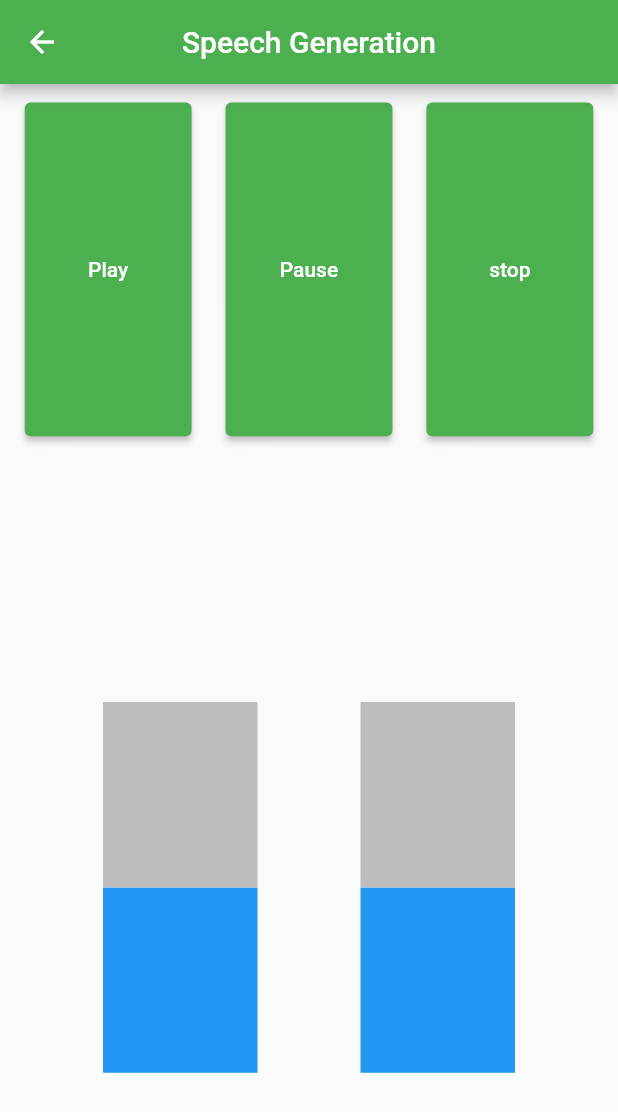
After one commit to sujiv1204/design-project-ocr, a Flutter app: the screen it shows after launch, after a tap on "Repeat", on a phone screen of 412 x 824 dp. The commit adds this screen. Shown: the top 1112 px of the screen. Run offline on Flutter 3.47's test engine with Material 2 defaults, Android fonts, the phone set to English and light mode, and no system bars; our stand-ins replace flutter_tts, image_picker; missing offline and left inert: flutter_vibrate, google_mlkit_text_recognition, tflite.

Commit message:
Integrated camera and speech pages

```diff
--- a/ocr_speech/lib/main.dart
+++ b/ocr_speech/lib/main.dart
@@ -7,6 +7,9 @@ import 'package:image_picker/image_picker.dart';
 import 'package:flutter_tts/flutter_tts.dart';
 import 'package:tflite/tflite.dart';
 import 'package:flutter/services.dart';
+// import 'package:simple_edge_detection/edge_detection.dart';
+// import 'package:ocr_speech/';
+import 'package:ocr_speech/pages/speech_page.dart';
 
 void main() {
   runApp(const MyApp());
@@ -23,7 +26,11 @@ class MyApp extends StatelessWidget {
       theme: ThemeData(
         primarySwatch: Colors.green,
       ),
-      home: const MyHomePage(),
+      //   home: const MyHomePage(),
+      routes: {
+        '/': (context) => const MyHomePage(),
+        '/speech': (context) => const SpeechPage(),
+      },
     );
   }
 }
@@ -151,19 +158,21 @@ class _MyHomePageState extends State<MyHomePage> with TickerProviderStateMixin {
                           ),
                           onPressed: () async {
                             //your custom configuration
-                            await ftts.setLanguage("en-US");
-                            await ftts.setSpeechRate(0.5); //speed of speech
-                            await ftts.setVolume(1.0); //volume of speech
-                            await ftts.setPitch(1); //pitc of sound
+                            // await ftts.setLanguage("en-US");
+                            // await ftts.setSpeechRate(0.5); //speed of speech
+                            // await ftts.setVolume(1.0); //volume of speech
+                            // await ftts.setPitch(1); //pitc of sound
 
-                            //play text to sp
-                            var result = await ftts
-                                .speak("Hello World, this is Flutter Campus.");
-                            if (result == 1) {
-                              //speaking
-                            } else {
-                              //not speaking
-                            }
+                            // //play text to sp
+                            // var result = await ftts
+                            //     .speak("Hello World, this is Flutter Campus.");
+                            // if (result == 1) {
+                            //   //speaking
+                            // } else {
+                            //   //not speaking
+                            // }
+                            Navigator.pushNamed(context, '/speech',
+                                arguments: {"text": scannedText});
                           },
                           child: Container(
                             margin: const EdgeInsets.symmetric(
@@ -172,11 +181,11 @@ class _MyHomePageState extends State<MyHomePage> with TickerProviderStateMixin {
                               mainAxisSize: MainAxisSize.min,
                               children: [
                                 Icon(
-                                  Icons.camera_alt,
+                                  Icons.repeat,
                                   size: 30,
                                 ),
                                 Text(
-                                  "Camera",
+                                  "Repeat",
                                   style: TextStyle(
                                       fontSize: 13, color: Colors.grey[600]),
                                 )
@@ -204,6 +213,9 @@ class _MyHomePageState extends State<MyHomePage> with TickerProviderStateMixin {
   void getImage(ImageSource source) async {
     try {
       final pickedImage = await ImagePicker().pickImage(source: source);
+      // final filePath = pickedImage?.path;
+      // EdgeDetectionResult result = await EdgeDetector().detectEdges(filePath);
+      // print(result);
       if (pickedImage != null) {
         textScanning = true;
         imageFile = pickedImage;
@@ -298,7 +310,14 @@ class _MyHomePageState extends State<MyHomePage> with TickerProviderStateMixin {
       }
     }
     textScanning = false;
-    getSpeech(scannedText);
+    // getSpeech(scannedText);
+    if (scannedText == "") {
+      getSpeech("No text found. Please take picture again");
+    } else {
+      if (!mounted) return;
+      Navigator.pushNamed(context, '/speech', arguments: {"text": scannedText});
+    }
+
     setState(() {});
   }
 
@@ -333,3 +352,78 @@ class _MyHomePageState extends State<MyHomePage> with TickerProviderStateMixin {
     });
   }
 }
+// import 'package:flutter/material.dart';
+// import 'package:flutter_svg/flutter_svg.dart';
+
+// void main() {
+//   runApp(const MyApp());
+// }
+
+// class MyApp extends StatelessWidget {
+//   const MyApp({Key? key}) : super(key: key);
+
+//   // This widget is the root of your application.
+//   @override
+//   Widget build(BuildContext context) {
+//     return MaterialApp(
+//       debugShowCheckedModeBanner: false,
+//       theme: ThemeData(
+//         primarySwatch: Colors.green,
+//       ),
+//       home:  Component1Widget(),
+//     );
+//   }
+// }
+
+// class Component1Widget extends StatefulWidget {
+//   @override
+//   _Component1WidgetState createState() => _Component1WidgetState();
+// }
+
+// class _Component1WidgetState extends State<Component1Widget> {
+//   @override
+//   Widget build(BuildContext context) {
+//     // Figma Flutter Generator Component1Widget - COMPONENT
+
+//     // var SvgPicture;
+//     return Container(
+//         width: 168,
+//         height: 341,
+//         child: Stack(children: <Widget>[
+//           Positioned(
+//               top: 0,
+//               left: 0,
+//               child: Container(
+//                   width: 168,
+//                   height: 341,
+//                   decoration: BoxDecoration(
+//                     color: Color.fromRGBO(247, 253, 255, 1),
+//                   ))),
+//           Positioned(
+//               top: 85,
+//               left: 14,
+//               child: SvgPicture.asset(
+//                 'assets/rectangle6.svg',
+//                 semanticsLabel: 'rectangle6',
+//               )),
+//           Positioned(
+//               top: 19,
+//               left: 14,
+//               child: Container(
+//                   width: 137,
+//                   height: 26,
+//                   decoration: BoxDecoration(
+//                     color: Color.fromRGBO(217, 217, 217, 1),
+//                   ))),
+//           Positioned(
+//               top: 329,
+//               left: 0,
+//               child: Container(
+//                   width: 168,
+//                   height: 12,
+//                   decoration: BoxDecoration(
+//                     color: Color.fromRGBO(0, 0, 0, 1),
+//                   ))),
+//         ]));
+//   }
+// }
--- /dev/null
+++ b/ocr_speech/lib/pages/responsive.dart
@@ -0,0 +1,33 @@
+// ignore_for_file: non_constant_identifier_names, duplicate_ignore
+
+import 'package:flutter/widgets.dart';
+
+// ignore: duplicate_ignore
+class Responsive{
+  late MediaQueryData data;
+  // ignore: non_constant_identifier_names
+  double ScreenWidth = 0;
+  double ScreenHeight = 0;
+  double BlockWidth = 0;
+  double BlockHeight = 0;
+
+  double SafeAreawidth = 0;
+  double SafeAreaHeight = 0;
+
+  double SafeBlockWidth = 0;
+  double SafeBlockHeight = 0;
+
+  Responsive(BuildContext context){
+    data = MediaQuery.of(context);
+    ScreenWidth = data.size.width;
+    ScreenHeight = data.size.height;
+    BlockHeight = ScreenHeight / 100;
+    BlockWidth = ScreenWidth / 100;
+
+    SafeAreaHeight = data.padding.top + data.padding.bottom;
+    SafeAreawidth = data.padding.left + data.padding.right;
+
+    SafeBlockHeight = (ScreenHeight - SafeAreaHeight) / 100;
+    SafeBlockWidth  = (ScreenWidth - SafeAreawidth)/100;
+  }
+}
--- /dev/null
+++ b/ocr_speech/lib/pages/speech.dart
@@ -0,0 +1,100 @@
+// ignore_for_file: unused_element
+
+import 'package:flutter_tts/flutter_tts.dart';
+import 'package:flutter/material.dart';
+
+enum TtsState {
+  play,
+  stop,
+  pause,
+  continued
+} // enum cannot be declared inside a class
+
+class SpeechState {
+  String? input_text;
+
+  double volume = 1.5;
+  double rate = 0.5;
+  double pitch = 1.0;
+  TtsState state = TtsState.stop;
+
+  late FlutterTts Tts; //creatung the FlutterTts() object
+
+  SpeechState() {
+    Tts = FlutterTts();
+    //Handlers are used to change the state of the tts class
+    Tts.setStartHandler(() {
+      print("Playing");
+      state = TtsState.play;
+    });
+
+    Tts.setCompletionHandler(() {
+      print('Completed');
+      state = TtsState.stop;
+    });
+
+    Tts.setCancelHandler(() {
+      print("Stop");
+      state = TtsState.stop;
+    });
+
+    Tts.setPauseHandler(() {
+      print("Pause");
+      state = TtsState.pause;
+    });
+  }
+
+  Feed_data(String data) {
+    this.input_text = data;
+  }
+
+  //Function to speak out text in input_text
+  Future speak() async {
+    //print('Hi');
+    await Tts.setVolume(volume);
+    await Tts.setPitch(pitch);
+    await Tts.setSpeechRate(rate);
+
+    //check for input text and read it out
+    if (input_text != null) {
+      if (input_text!.isNotEmpty) {
+        await Tts.speak(input_text!);
+      } else {
+        await Tts.speak("No text present in Input Text");
+      }
+    } else {
+      await Tts.speak('Input text is Null');
+    }
+  }
+
+  Future pause() async {
+    var result = await Tts.pause();
+    if (result == 1) {
+      state = TtsState.pause;
+    }
+  }
+
+  Future stop() async {
+    var result = await Tts.stop();
+    if (result == 1) {
+      state = TtsState.stop;
+    }
+  }
+
+  set_pitch(value) async {
+    var result = await Tts.setPitch(value);
+    if (result == 1) {
+      print('in pitch');
+      this.pitch = value;
+    }
+  }
+
+  set_rate(value) async {
+    this.rate = value;
+    await Tts.setSpeechRate(value);
+  }
+
+  download() {
+    Tts.synthesizeToFile(input_text!, 'audio');
+  }
+}
--- /dev/null
+++ b/ocr_speech/lib/pages/speech_page.dart
@@ -0,0 +1,277 @@
+// ignore_for_file: prefer_const_constructors, sized_box_for_whitespace, non_constant_identifier_names
+import 'dart:async';
+import 'package:flutter/material.dart';
+import 'package:ocr_speech/pages/responsive.dart';
+import 'package:flutter_vibrate/flutter_vibrate.dart';
+import 'package:flutter_tts/flutter_tts.dart';
+//import 'package:speech/speech.dart';
+
+enum TtsState { play, stop, pause, completed }
+
+Iterable<Duration> Pauses = [
+  Duration(milliseconds: 100),
+  Duration(milliseconds: 500),
+  Duration(milliseconds: 700),
+];
+// Iterable<Duration> Plays = [];
+// Iterable<Duration> Stops = [];
+
+void main() => runApp(const MaterialApp(
+      home: SpeechPage(),
+    ));
+
+class SpeechPage extends StatefulWidget {
+  // const SpeechPage({super.key});
+  // final String? text;
+  const SpeechPage({Key? key}) : super(key: key);
+  @override
+  State<SpeechPage> createState() => _SpeechPageState();
+}
+// class ScreenArguments {
+//   final String text;
+//   // final String message;
+
+//   ScreenArguments(this.text);
+// }
+
+class _SpeechPageState extends State<SpeechPage> {
+  late FlutterTts Tts;
+
+  String? input_text;
+  String? recognisedText;
+
+  double volume = 1.5;
+  double rate = 0.5;
+  double pitch = 1.0;
+  TtsState state = TtsState.stop;
+  late Responsive responsive;
+
+  bool _canVibrate = true;
+
+  @override
+  void initState() {
+    super.initState();
+
+    // init_Tts();
+    // init_vibrate();
+  }
+
+  @override
+  void didChangeDependencies() {
+    super.didChangeDependencies();
+    // put your logic from initState here
+    final args = (ModalRoute.of(context)?.settings.arguments ??
+        <String, dynamic>{}) as Map;
+    recognisedText = args['text'];
+    // print(recognisedText);
+    init_Tts();
+    init_vibrate();
+  }
+
+  Feed_data() {
+    // input_text =
+    //     "It all started with a random letter. Several of those were joined forces to create a random word. The words decided to get together and form a random sentence. They decided not to stop there and it wasn't long before a random paragraph had been cobbled together. The question was whether or not they could continue the momentum long enough to create a random short story.";
+
+    print("Begin of text test");
+    input_text = recognisedText;
+    print(input_text);
+  }
+
+  init_vibrate() async {
+    bool canvibrate = await Vibrate.canVibrate;
+    setState(() {
+      _canVibrate = canvibrate;
+      _canVibrate
+          ? print('Device can vibrate')
+          : print('device cannot vibrate');
+    });
+  }
+
+  init_Tts() {
+    Tts = FlutterTts();
+    Tts.setStartHandler(() {
+      print("Playing");
+      setState() {
+        state = TtsState.play;
+      }
+    });
+
+    Tts.setCompletionHandler(() {
+      print('Completed');
+      setState(() {
+        state = TtsState.completed;
+      });
+    });
+
+    Tts.setCancelHandler(() {
+      print("Stop");
+      setState(() {
+        state = TtsState.stop;
+      });
+    });
+
+    Tts.setPauseHandler(() {
+      print("Pause");
+      setState(() {
+        state = TtsState.pause;
+      });
+    });
+
+    Feed_data();
+  }
+
+  Future Speak() async {
+    print('In speak');
+    await Tts.setVolume(volume);
+    await Tts.setPitch(pitch);
+    await Tts.setSpeechRate(rate);
+
+    await setAwaitOptions();
+
+    if (input_text != null) {
+      if (input_text!.isNotEmpty) {
+        //await Future.delayed(Duration(seconds: 10));
+        print('after delay');
+        setState(() {
+          state = TtsState.play;
+        });
+        await Tts.speak(input_text!);
+      }
+    }
+    print('Speak over');
+  }
+
+  Future setAwaitOptions() async {
+    await Tts.awaitSpeakCompletion(true);
+  }
+
+  Future pause() async {
+    var res = await Tts.pause();
+    print(res);
+    if (res == 1) {
+      setState(() {
+        state = TtsState.pause;
+      });
+    }
+  }
+
+  Future stop() async {
+    var res = await Tts.stop();
+    print(res);
+    if (res == 1) {
+      setState(() {
+        state = TtsState.stop;
+      });
+    }
+  }
+
+  String get_state() {
+    print('State in get_state ${state}');
+    return state.toString();
+  }
+
+  @override
+  Widget build(BuildContext context) {
+    responsive = Responsive(context);
+
+    // setState(() {});
+    // print(args['text']);
+    return SafeArea(
+      child: Scaffold(
+          appBar: AppBar(
+            title: Text('Speech Generation'),
+            centerTitle: true,
+          ),
+          body: Column(
+            mainAxisAlignment: MainAxisAlignment.start,
+            crossAxisAlignment: CrossAxisAlignment.center,
+            children: [
+              Row(
+                mainAxisAlignment: MainAxisAlignment.spaceEvenly,
+                crossAxisAlignment: CrossAxisAlignment.center,
+                children: [
+                  Button('Play', Speak),
+                  Button('Pause', pause),
+                  Button('stop', stop)
+                ],
+              ),
+              SizedBox(height: responsive.BlockHeight * 20),
+              get_state() != 'TtsState.play' ? SliderRow() : Container(),
+            ],
+          )),
+    );
+  }
+
+  Widget SliderRow() {
+    //print('In sliderRow');
+    double minRate = 0.0;
+    double maxRate = 1.0;
+    double minPitch = 0.0;
+    double maxPitch = 2.0;
+
+    double height = responsive.SafeBlockHeight * 30;
+    //double width = responsive.SafeBlockWidth*30;
+    return Container(
+        height: height,
+        child: SliderTheme(
+          data: SliderThemeData(
+            trackHeight: responsive.SafeBlockWidth * 25,
+            thumbShape: SliderComponentShape.noOverlay,
+            overlayShape: SliderComponentShape.noOverlay,
+            valueIndicatorShape: SliderComponentShape.noOverlay,
+            trackShape: RectangularSliderTrackShape(),
+            activeTrackColor: Colors.blue[500],
+            inactiveTrackColor: Colors.grey[400],
+          ),
+          child: Row(
+              mainAxisAlignment: MainAxisAlignment.spaceEvenly,
+              crossAxisAlignment: CrossAxisAlignment.center,
+              children: [
+                SliderWidget('rate', minRate, maxRate),
+                SliderWidget('pitch', minPitch, maxPitch),
+              ]),
+        ));
+  }
+
+  Widget SliderWidget(String type, double min, double max) {
+    double Value = type == 'rate' ? rate : pitch;
+    return Stack(children: [
+      RotatedBox(
+          quarterTurns: 3,
+          child: Slider(
+            value: Value,
+            min: min,
+            max: max,
+            divisions: 4,
+            label: type,
+            onChanged: ((value) {
+              setState(() {
+                type == 'rate' ? rate = value : pitch = value;
+              });
+            }),
+          )),
+    ]);
+  }
+
+  Widget Button(String text, Function func) {
+    return Container(
+        height: responsive.BlockHeight * 30,
+        width: responsive.BlockWidth * 30,
+        child: FractionallySizedBox(
+          widthFactor: 0.9,
+          heightFactor: 0.9,
+          child: ElevatedButton(
+              onPressed: () async {
+                await Vibration();
+                func();
+              },
+              child: Text('$text')),
+        ));
+  }
+
+  Future Vibration() async {
+    if (_canVibrate) {
+      await Vibrate.vibrateWithPauses(Pauses);
+    }
+  }
+}
```
Also changed, not shown: ocr_speech/pubspec.yaml (+7 -0 lines), ocr_speech/assets/rectangle6.svg (added), ocr_speech/pubspec.lock, 1 other file.
